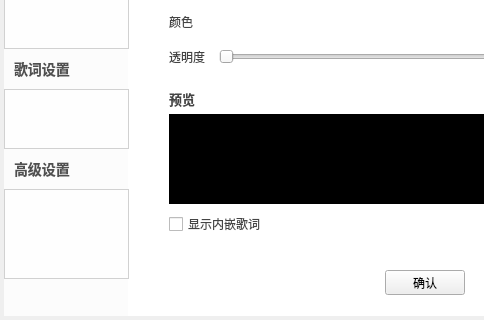
This is TTKModule/TTKWidget/musicUiKits/musicWidgetKits/musicsettingwidget.ui in Greedysky/TTKMusicPlayer as Qt 5 draws it before an edit; both pictures show x 0 to 484 and y 150 to 470 of the 618 by 470 pixel window. The edited form follows.
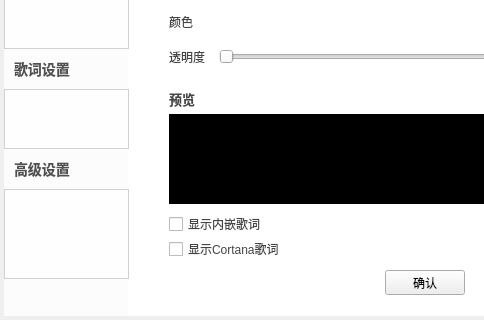
This is the edited form. The open tabs and pages were chosen to show the change. Custom widgets are drawn as their Qt base class.

Diff of the .ui file:
```diff
--- a/TTKModule/TTKWidget/musicUiKits/musicWidgetKits/musicsettingwidget.ui
+++ b/TTKModule/TTKWidget/musicUiKits/musicWidgetKits/musicsettingwidget.ui
@@ -1762,6 +1762,19 @@
       <string>100%</string>
      </property>
     </widget>
+    <widget class="QCheckBox" name="showCortanaCheckBox">
+     <property name="geometry">
+      <rect>
+       <x>25</x>
+       <y>350</y>
+       <width>150</width>
+       <height>20</height>
+      </rect>
+     </property>
+     <property name="text">
+      <string>显示Cortana歌词</string>
+     </property>
+    </widget>
    </widget>
    <widget class="QWidget" name="seven">
     <widget class="QLabel" name="setSoundOutWidget">
```
